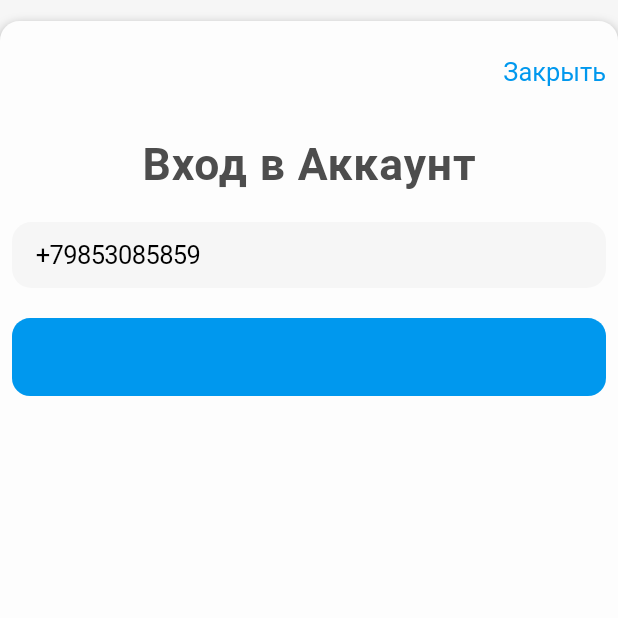
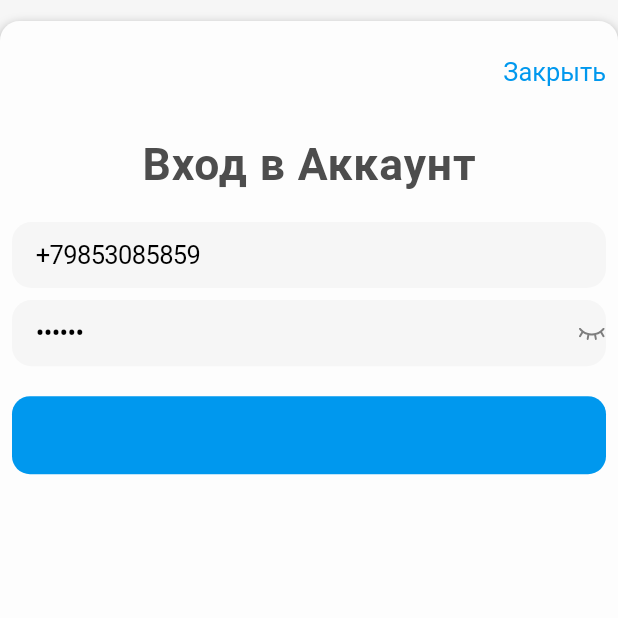
Before and after one commit to neo321654/magic_plan, a Flutter app: the AuthGatePage screen opened directly, on a phone screen of 412 x 824 dp, the top half of it. Run offline on Flutter 3.47's test engine with Material 3 defaults, Android fonts, the phone set to English and light mode, and no system bars; our stand-ins replace auto_route, device_info_plus, firebase_auth, firebase_core, firebase_storage, flutter_keyboard_visibility and 5 more; accounts and stored records are empty; generated files the repository leaves out were written again; project files that could hold a hidden picture were left out.

Commit message:
enter verstka11

```diff
--- a/lib/resources/src/app_images.dart
+++ b/lib/resources/src/app_images.dart
@@ -1,3 +1,5 @@
 abstract class AppImages {
-
+  static const String person = 'assets/svg/person.svg';
+  static const String closed_yey = 'assets/svg/closed_yey.svg';
+  static const String open_yey = 'assets/svg/open_yey.svg';
 }
--- a/lib/ui/widgets/auth/auth.dart
+++ b/lib/ui/widgets/auth/auth.dart
@@ -6,6 +6,7 @@ import 'package:auto_route/auto_route.dart';
 import 'package:collection/collection.dart';
 import 'package:firebase_auth/firebase_auth.dart';
 import 'package:flutter/cupertino.dart';
+import 'package:flutter_svg/svg.dart';
 import 'package:magic_plan/resources/resources.dart';
 import '../components/functions.dart';
 import '/main.dart';
@@ -105,7 +106,9 @@ class _AuthGatePageState extends State<AuthGatePage> {
             child: Column(
               mainAxisAlignment: MainAxisAlignment.start,
               children: [
-                const SizedBox(height: 24.0,),
+                const SizedBox(
+                  height: 24.0,
+                ),
                 GestureDetector(
                   onTap: () {
                     context.router.pop();
@@ -136,49 +139,53 @@ class _AuthGatePageState extends State<AuthGatePage> {
                   child: Column(
                     mainAxisAlignment: MainAxisAlignment.center,
                     children: [
-                      Visibility(
-                        visible: error.isNotEmpty,
-                        child: MaterialBanner(
-                          backgroundColor: Theme.of(context).colorScheme.error,
-                          content:
-                              SelectableText('Ошибка для отладки : \n$error'),
-                          actions: [
-                            TextButton(
-                              onPressed: () {
-                                setState(() {
-                                  error = '';
-                                });
-                              },
-                              child: Text(
-                                'скрыть'.tr,
-                                style: const TextStyle(color: Colors.white),
-                              ),
-                            ),
-                          ],
-                          contentTextStyle:
-                              const TextStyle(color: Colors.white),
-                          padding: const EdgeInsets.all(10),
-                        ),
-                      ),
+                      // Visibility(Visibility
+                      //   visible: error.isNotEmpty,
+                      //   child: MaterialBanner(
+                      //     backgroundColor: Theme.of(context).colorScheme.error,
+                      //     content:
+                      //         SelectableText('Ошибка для отладки : \n$error'),
+                      //     actions: [
+                      //       TextButton(
+                      //         onPressed: () {
+                      //           setState(() {
+                      //             error = '';
+                      //           });
+                      //         },
+                      //         child: Text(
+                      //           'скрыть'.tr,
+                      //           style: const TextStyle(color: Colors.white),
+                      //         ),
+                      //       ),
+                      //     ],
+                      //     contentTextStyle:
+                      //         const TextStyle(color: Colors.white),
+                      //     padding: const EdgeInsets.all(10),
+                      //   ),
+                      // ),
                       const SizedBox(height: 20),
-                      !isSendCode
-                          ? const SizedBox.shrink()
-                          : CupertinoTextField(
+
+                      CupertinoTextField(
                         padding: AppDimensions.edgeInsetsSearch,
                         decoration: AppBoxDecorations.editTextDecoration,
-                              placeholderStyle: AppTextStyles.callout,
+                        placeholderStyle: AppTextStyles.callout
+                            .copyWith(color: AppColors.primaryButtons),
                         keyboardType: TextInputType.phone,
-                              placeholder: '+71234567899'.tr,
+                        placeholder: 'Ваш Email'.tr,
                         controller: phoneController,
                       ),
-                      isSendCode
-                          ? const SizedBox.shrink()
-                          : CupertinoTextField(
+                      const SizedBox(
+                        height: 8.0,
+                      ),
+
+                      CupertinoTextField(
                         padding: AppDimensions.edgeInsetsSearch,
                         decoration: AppBoxDecorations.editTextDecoration,
                         keyboardType: TextInputType.number,
                         obscureText: isHidePassword,
-                              placeholder: 'Код из смс'.tr,
+                        placeholderStyle: AppTextStyles.callout
+                            .copyWith(color: AppColors.primaryButtons),
+                        placeholder: 'Пароль из смс'.tr,
                         controller: passwordController,
                         suffix: GestureDetector(
                           onTap: () {
@@ -186,9 +193,9 @@ class _AuthGatePageState extends State<AuthGatePage> {
                               isHidePassword = !isHidePassword;
                             });
                           },
-                                child: isHidePassword
-                                    ? const Icon(CupertinoIcons.plus)
-                                    : const Icon(CupertinoIcons.minus),
+                          child: !isHidePassword
+                              ?  SvgPicture.asset(AppImages.open_yey)
+                              :  SvgPicture.asset(AppImages.closed_yey),
                         ),
                       ),
                       const SizedBox(height: 20),
--- a/lib/ui/widgets/greeting/widgets/greeting_auth.dart
+++ b/lib/ui/widgets/greeting/widgets/greeting_auth.dart
@@ -124,7 +124,7 @@ class _GreetingAuthPageState extends State<GreetingAuthPage> {
                                   backgroundImage: NetworkImage(
                                       auth.currentUser?.photoURL ?? ''),
                                 )
-                              : SvgPicture.asset('assets/svg/person.svg'),
+                              : SvgPicture.asset(AppImages.person),
                         ],
                       ),
                     ),
--- a/lib/ui/widgets/greeting/widgets/greeting_not_auth.dart
+++ b/lib/ui/widgets/greeting/widgets/greeting_not_auth.dart
@@ -78,7 +78,7 @@ class _GreetingNotAuthPageState extends State<GreetingNotAuthPage> {
                           "Рады вас видеть!".tr,
                           style: AppTextStyles.t3Bold,
                         ),
-                        SvgPicture.asset('assets/svg/person.svg'),
+                        SvgPicture.asset(AppImages.person),
                       ],
                     ),
                   ),
```
Also changed, not shown: assets/svg/closed_yey.svg (added), assets/svg/open_yey.svg (added). Lines whose indentation alone changed are shown as unchanged.
